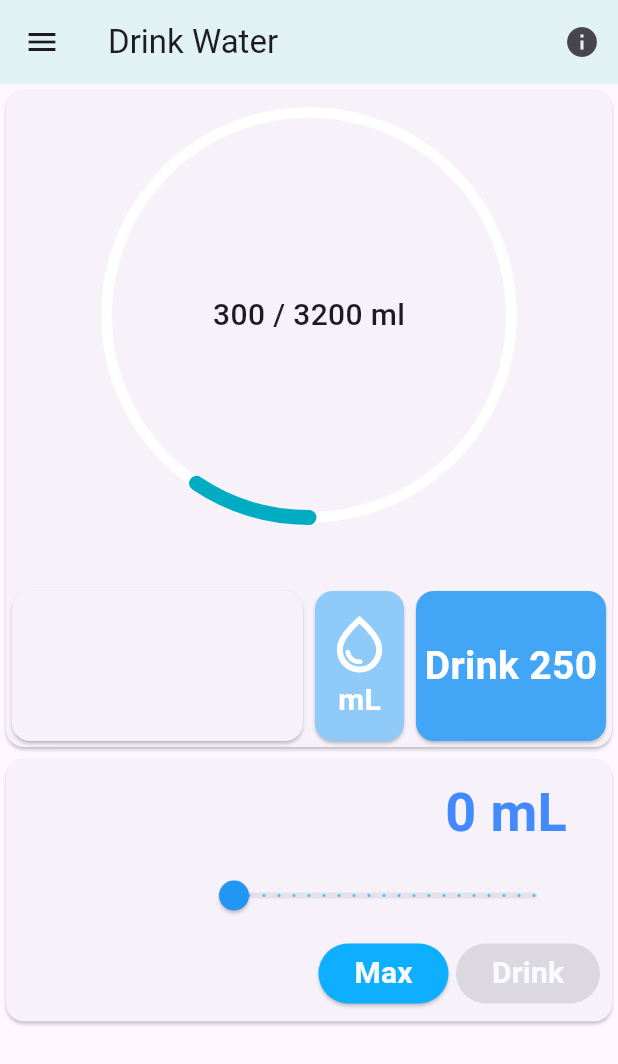
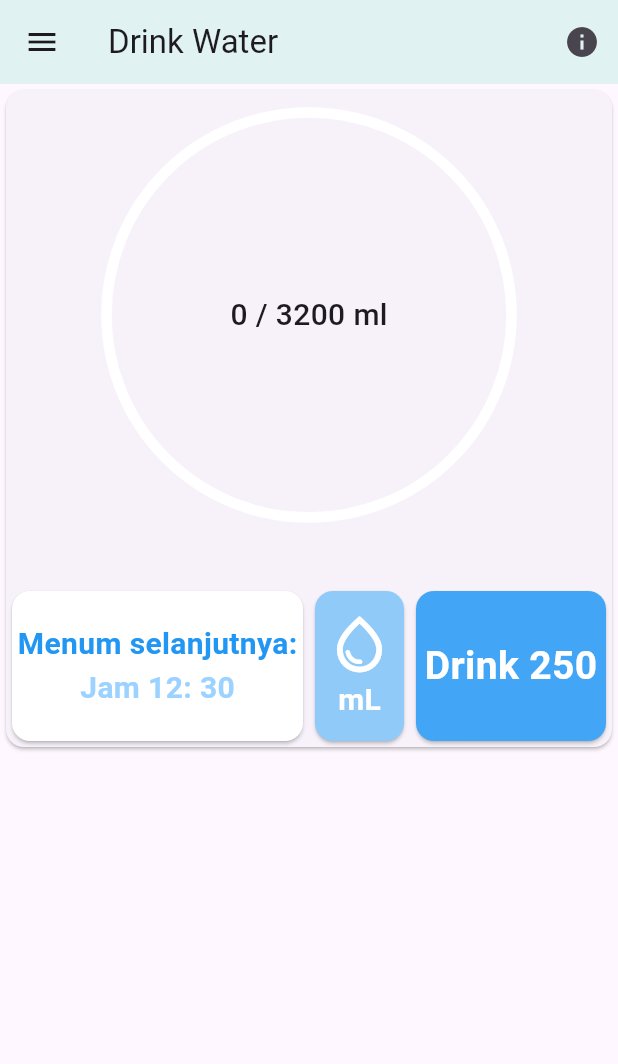
Before and after one commit to greenYumi/tugas-mobile, a Flutter app: the screen it shows after launch, on a phone screen of 412 x 824 dp. Shown: the top 1064 px of the screen. Run offline on Flutter 3.47's test engine with Material 3 defaults, Android fonts, the phone set to English and light mode, and no system bars; our stand-ins replace material_symbols_icons.

Commit message:
[Drink Water](interval) - add nextDrinkTime, show NextDrinkTime

```diff
--- a/lib/screen/drink_water_main_screen.dart
+++ b/lib/screen/drink_water_main_screen.dart
@@ -1,3 +1,5 @@
+import 'dart:async';
+
 import 'package:flutter/material.dart';
 import 'package:material_symbols_icons/material_symbols_icons.dart';
 
@@ -10,10 +12,16 @@ class DrinkWaterMainScreen extends StatefulWidget {
 
 class _DrinkWaterMainScreenState extends State<DrinkWaterMainScreen> {
   int goal = 3200;
-  int today = 300;
+  int today = 0;
   int defaultDrink = 250;
-  bool slider = true;
+  bool slider = false;
   double waterSlider = 0;
+  DateTime lastDrink = DateTime.now();
+  DateTime? nextDrink;
+  int setInterval = 2;
+  int? countDown;
+
+  Timer? _time;
 
   void closeSlider() {
     if (slider) {
@@ -23,8 +31,34 @@ class _DrinkWaterMainScreenState extends State<DrinkWaterMainScreen> {
 
   void addToday(int addWater) {
     setState(() {
+      lastDrink = nextDrink!;
+
+      if (lastDrink
+          .add(Duration(hours: setInterval))
+          .isBefore(
+            DateTime(lastDrink.year, lastDrink.month, lastDrink.day, 23, 59),
+          )) {
+        nextDrink = lastDrink.add(Duration(hours: setInterval));
+      }
+
+      countDown = nextDrink!.difference(lastDrink).inSeconds.toInt();
       today += addWater;
       closeSlider();
+    });
+  }
+
+  @override
+  void initState() {
+    // TODO: implement initState
+    super.initState();
+
+    nextDrink = lastDrink.add(Duration(hours: 2));
+    countDown = nextDrink!.difference(lastDrink).inSeconds.toInt();
+
+    _time = Timer.periodic(Duration(seconds: 1), (timer) {
+      setState(() {
+        countDown = countDown! - 1;
+      });
     });
   }
 
@@ -120,9 +154,38 @@ class _DrinkWaterMainScreenState extends State<DrinkWaterMainScreen> {
                         Expanded(
                           flex: 3,
                           child: Card(
+                            color: Colors.white,
                             child: InkWell(
-                              onTap: () {},
-                              child: SizedBox(height: 100),
+                              onLongPress: () {},
+                              child: SizedBox(
+                                height: 100,
+                                child: Column(
+                                  mainAxisAlignment: MainAxisAlignment.center,
+                                  children: [
+                                    Text(
+                                      "Menum selanjutnya:",
+                                      style: TextStyle(
+                                        fontSize: 20,
+                                        fontWeight: FontWeight.bold,
+                                        color: Colors.blue,
+                                      ),
+                                    ),
+                                    Text(
+                                      "Jam ${nextDrink!.hour.toString().padLeft(2, "0")}: ${nextDrink!.minute.toString().padLeft(2, "0")}",
+                                      style: TextStyle(
+                                        fontSize: 20,
+                                        fontWeight: FontWeight.bold,
+                                        color: const Color.fromARGB(
+                                          255,
+                                          156,
+                                          210,
+                                          255,
+                                        ),
+                                      ),
+                                    ),
+                                  ],
+                                ),
+                              ),
                             ),
                           ),
                         ),
@@ -174,7 +237,7 @@ class _DrinkWaterMainScreenState extends State<DrinkWaterMainScreen> {
                                     PopupMenuItem(
                                       child: Text("500 ml"),
                                       onTap: () {
-                                        addToday(5000);
+                                        addToday(500);
                                       },
                                     ),
                                     PopupMenuItem(
@@ -203,10 +266,7 @@ class _DrinkWaterMainScreenState extends State<DrinkWaterMainScreen> {
                             child: InkWell(
                               onTap: () {
                                 setState(() {
-                                  today += defaultDrink;
-                                  if (slider) {
-                                    slider = !slider;
-                                  }
+                                  addToday(defaultDrink);
                                 });
                               },
                               child: SizedBox(
```
Also changed, not shown: lib/data/drink_water_data.dart (added).
